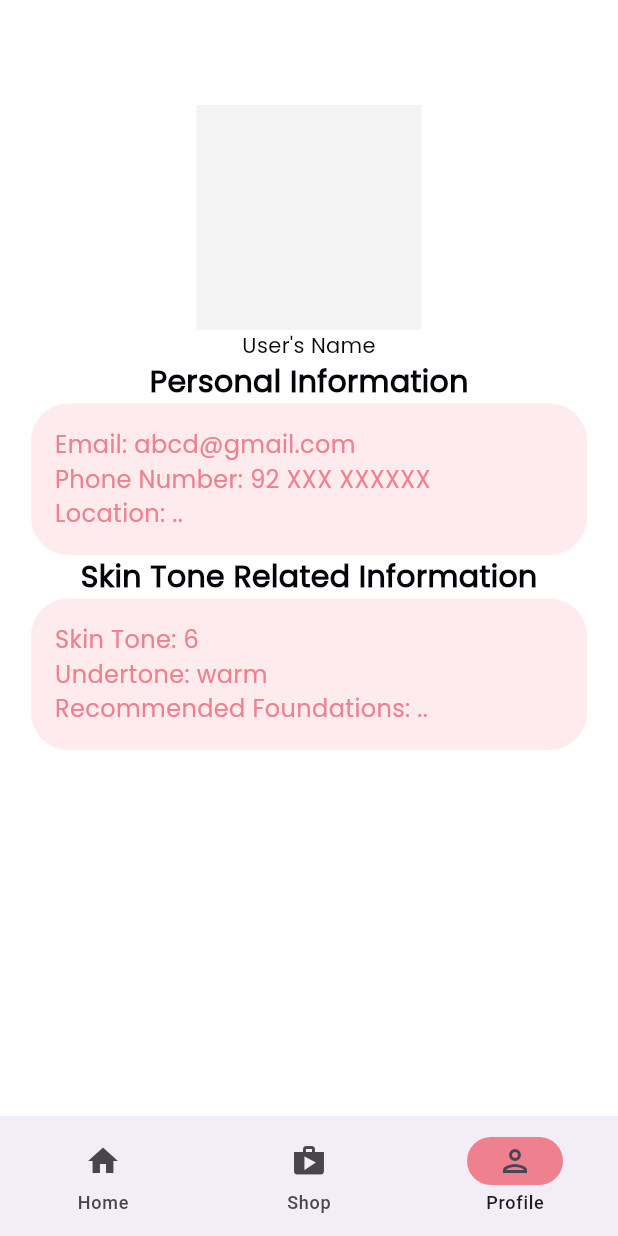
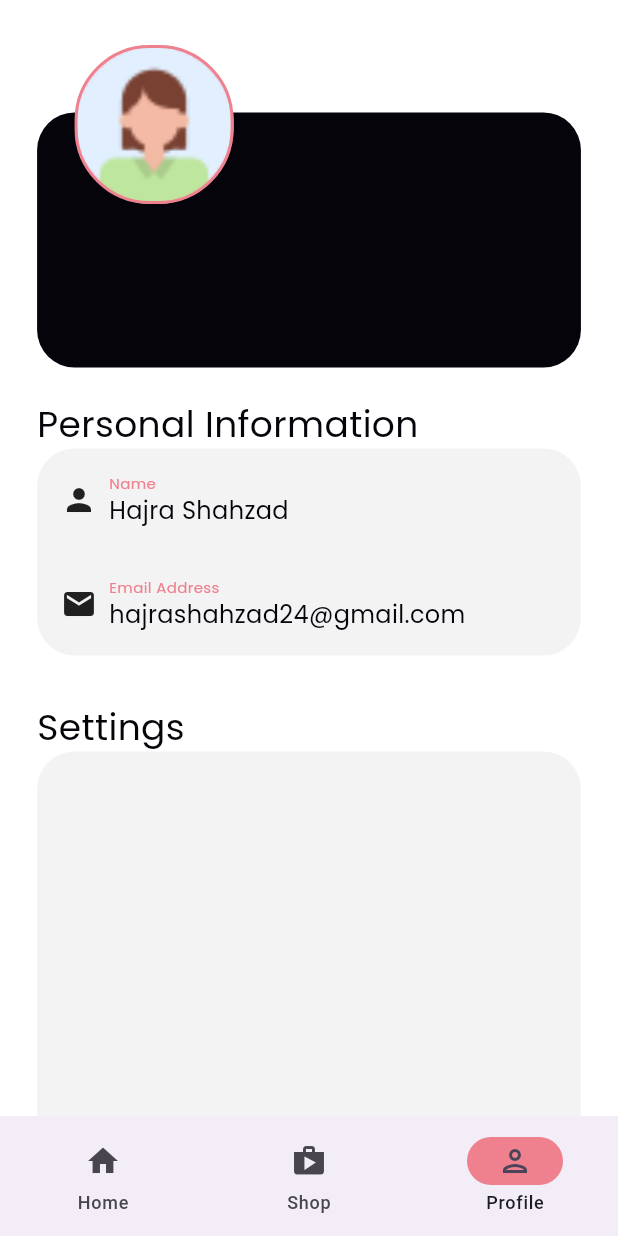
Before and after one commit to hajrashahzad/OptiGlam-Customer, a Flutter app: the Home screen opened directly, item 3 of the bottom bar chosen, on a phone screen of 412 x 824 dp. Run offline on Flutter 3.47's test engine with Material 2 defaults, Android fonts, the phone set to English and light mode, and no system bars; our stand-ins replace carousel_slider, get.

Commit message:
Fixed over flow error, updated profile page

```diff
--- /dev/null
+++ b/lib/src/common widgets/profile_information_container.dart
@@ -0,0 +1,30 @@
+import 'package:flutter/material.dart';
+import '../constants/constants.dart';
+
+class ProfileInformationContainer extends StatelessWidget {
+  ProfileInformationContainer({super.key, required this.fieldTitle, required this.value, required this.icon});
+  String fieldTitle;
+  String value;
+  IconData icon;
+  @override
+  Widget build(BuildContext context) {
+    return Container(
+      padding: const EdgeInsets.all(16),
+      child: Row(
+        children: [
+          Icon(icon),
+          SizedBox(
+            width: 8,
+          ),
+          Column(
+            crossAxisAlignment: CrossAxisAlignment.start,
+            children: [
+              Text(fieldTitle, style: TextStyle(fontFamily: 'Poppins', fontSize: 10, color: kBarbiePink),),
+              Text(value, style: kNormalBlack, overflow: TextOverflow.ellipsis,),
+            ],
+          ),
+        ],
+      ),
+    );
+  }
+}
--- a/lib/src/constants/constants.dart
+++ b/lib/src/constants/constants.dart
@@ -41,6 +41,11 @@ const kH1 = TextStyle(
   fontWeight: FontWeight.bold,
   fontFamily: 'Poppins',
 );
+const kRegularBlackH1 = TextStyle(
+  fontSize: 24,
+  fontFamily: 'Poppins',
+  color: kBlack,
+);
 const kH3Black = TextStyle(
   fontSize: 20,
   fontWeight: FontWeight.bold,
--- a/lib/src/features/authentication/screens/register_screen.dart
+++ b/lib/src/features/authentication/screens/register_screen.dart
@@ -10,6 +10,7 @@ class RegisterScreen extends StatelessWidget {
   Widget build(BuildContext context) {
     return Scaffold(
       body: SafeArea(
+        child: SingleChildScrollView(
           child: Container(
             color: kBabyPink,
             padding: const EdgeInsets.all(10),
@@ -282,6 +283,7 @@ class RegisterScreen extends StatelessWidget {
             ),
           ),
         ),
+      ),
     );
   }
 }
--- a/lib/src/features/profile/screens/profile.dart
+++ b/lib/src/features/profile/screens/profile.dart
@@ -1,6 +1,7 @@
 import 'package:flutter/material.dart';
 import '../../../constants/constants.dart';
 import '../../../common widgets/custom_app_bar.dart';
+import '../../../common widgets/profile_information_container.dart';
 
 class ProfilePage extends StatelessWidget {
   const ProfilePage({super.key});
@@ -8,67 +9,88 @@ class ProfilePage extends StatelessWidget {
   @override
   Widget build(BuildContext context) {
     return SafeArea(
+        child: SingleChildScrollView(
       child: Container(
         width: MediaQuery.of(context).size.width,
         color: kWhite,
-      child: Column(
-        children: [
-          SizedBox(
-            height: 70,
-          ),
-          Container(
-            width: 150,
-            height: 150,
-            decoration: BoxDecoration(
-              color: kBackgroundGrey,
-            ),
-          ),
-          Text(
-            'User\'s Name',
-            style: TextStyle(
-              color: kBlack,
-            ),
-          ),
-          Text('Personal Information', style: kH3Black,),
-          Container(
-            width: MediaQuery.of(context).size.width * 0.9,
-            decoration: BoxDecoration(
-              borderRadius: BorderRadius.circular(25),
-              color: kBabyPink,
-            ),
         child: Padding(
-              padding: const EdgeInsets.all(16.0),
+          padding: EdgeInsets.only(left: MediaQuery.of(context).size.width * 0.06,),
           child: Column(
             crossAxisAlignment: CrossAxisAlignment.start,
             children: [
-                  Text('Email: abcd@gmail.com', style: kNormalBarbiePink,),
-                  Text('Phone Number: 92 XXX XXXXXX', style: kNormalBarbiePink,),
-                  Text('Location: ..', style: kNormalBarbiePink,),
+              SizedBox(
+                height: 75,
+              ),
+              Stack(
+                clipBehavior: Clip.none,
+                children: [
+                  Container(
+                    width: MediaQuery.of(context).size.width * 0.88,
+                    height: 170,
+                    decoration: BoxDecoration(
+                      color: kBlack,
+                      borderRadius: BorderRadius.circular(25),
+                    ),
+                  ),
+                  Positioned(
+                      top: -45,
+                      left: 25,
+                      child: Container(
+                        width: 106,
+                        height: 106,
+                        decoration: BoxDecoration(
+                            color: kBarbiePink,
+                            image: DecorationImage(
+                              image: AssetImage('assets/images/user_profile.png'),
+                              fit: BoxFit.cover,
+                            ),
+                            borderRadius: BorderRadius.all(Radius.circular(50)),
+                            border: Border.all(
+                              color: kBarbiePink,
+                              width: 2.0,
+                            )),
+                      ))
+                ],
+              ),
+              SizedBox(
+                height: 20,
+              ),
+              Text(
+                'Personal Information',
+                style: kRegularBlackH1,
+              ),
+              Container(
+                width: MediaQuery.of(context).size.width * 0.88,
+                decoration: BoxDecoration(
+                  color: kBackgroundGrey,
+                  borderRadius: BorderRadius.all(Radius.circular(25)),
+                ),
+                child: Column(
+                  children: [
+                    ProfileInformationContainer(fieldTitle: 'Name', value: 'Hajra Shahzad', icon: Icons.person,), //Information from db
+                    ProfileInformationContainer(fieldTitle: 'Email Address', value: 'hajrashahzad24@gmail.com', icon: Icons.email,) //TODO: fix text overflow here
+                  ],
+                ),
+              ),
+              SizedBox(
+                height: 30,
+              ),
+              Text(
+                'Settings',
+                style: kRegularBlackH1,
+              ),
+              Container(
+                width: MediaQuery.of(context).size.width * 0.88,
+                height: 300,
+                decoration: BoxDecoration(
+                  color: kBackgroundGrey,
+                  borderRadius: BorderRadius.all(Radius.circular(25)),
+                ),
+              ),
             ],
           ),
         ),
       ),
-          Text('Skin Tone Related Information', style: kH3Black,),
-          Container(
-            width: MediaQuery.of(context).size.width * 0.9,
-            decoration: BoxDecoration(
-              borderRadius: BorderRadius.circular(25),
-              color: kBabyPink,
-            ),
-            child: Padding(
-              padding: const EdgeInsets.all(16.0),
-              child: Column(
-                crossAxisAlignment: CrossAxisAlignment.start,
-                children: [
-                  Text('Skin Tone: 6', style: kNormalBarbiePink,),
-                  Text('Undertone: warm', style: kNormalBarbiePink,),
-                  Text('Recommended Foundations: ..', style: kNormalBarbiePink,),
-                ],
-              ),
-            ),
-          ),
-        ],
-      ),
     ));
   }
 }
```
Also changed, not shown: assets/images/foundation-sample.jpg (added). Lines whose indentation alone changed are shown as unchanged.
